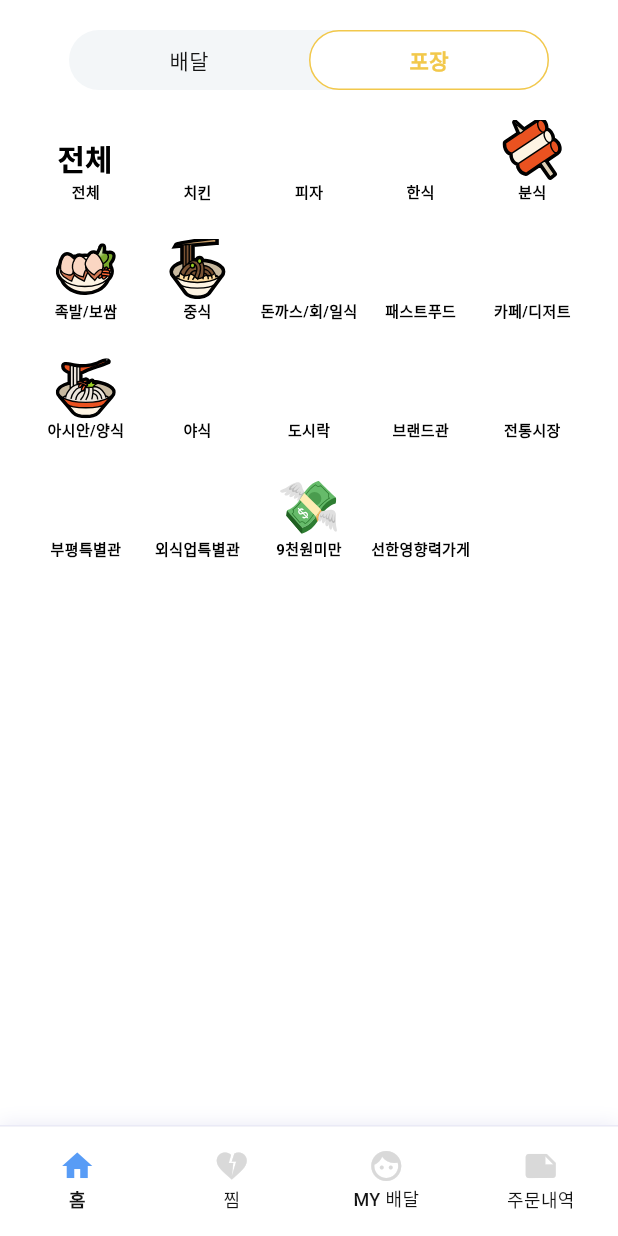
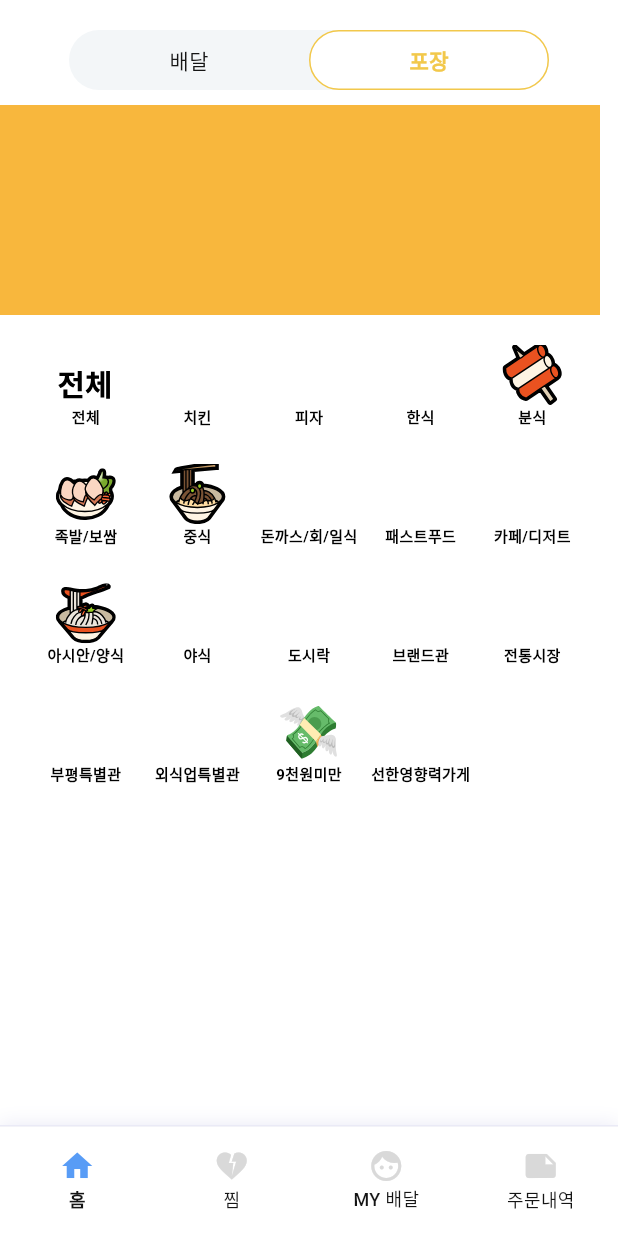
Before and after one commit to FarmSystem3th/T08_Client, a Flutter app: the screen it shows after launch, on a phone screen of 412 x 824 dp. Run offline on Flutter 3.47's test engine with Material 3 defaults, Android fonts, the phone set to English and light mode, and no system bars; our stand-ins replace cached_network_image, extended_nested_scroll_view, flutter_native_splash, flutter_svg, get, get_storage and 3 more; Roboto replaces fonts that are missing (SUIT); project files that could hold a hidden picture were left out.

Commit message:
✨ feat/#4: add home top banner
- add home top banner view css
- add banner slide animation
- add hometopbanner viewmodel and dummy data
- move padding of home screen to food category list view

Signed-off-by: EunJiJung <bianbbc87@gmail.com>

```diff
--- a/lib/app/config/app_pages.dart
+++ b/lib/app/config/app_pages.dart
@@ -1,4 +1,5 @@
 import 'package:farm04_modeul/presentation/view/home/home_screen.dart';
+import 'package:farm04_modeul/presentation/view_model/home/header/home_header_binding.dart';
 import 'package:farm04_modeul/presentation/view_model/home/home_binding.dart';
 import 'package:get/get.dart';
 import 'package:farm04_modeul/app/config/app_routes.dart';
@@ -14,6 +15,7 @@ abstract class AppPages {
       bindings: [
         RootBinding(),
         HomeBinding(),
+        HomeHeaderBinding(),
         DeliveryeumBinding(),
       ],
     ),
--- a/lib/presentation/view/home/widget/food_category/home_food_category_list_view.dart
+++ b/lib/presentation/view/home/widget/food_category/home_food_category_list_view.dart
@@ -16,7 +16,7 @@ class HomeFoodCategoryListView extends BaseWidget<HomeViewModel>{
           List<HomeFoodCategoryItemState> items = viewModel.homeFoodCategoryOverviewList;
 
           return GridView.builder(
-              padding: EdgeInsets.symmetric(horizontal: 0),
+              padding: EdgeInsets.symmetric(horizontal: 20),
               gridDelegate: SliverGridDelegateWithFixedCrossAxisCount(
                   crossAxisCount: 5, mainAxisSpacing: 5),
               itemCount: items.length,
--- /dev/null
+++ b/lib/presentation/view/home/widget/header/component/top_banner_view.dart
@@ -0,0 +1,21 @@
+import 'package:farm04_modeul/presentation/view_model/home/header/home_header_view_model.dart';
+import 'package:flutter/material.dart';
+
+class TopBannerView extends StatelessWidget {
+  final HomeTopBannerItemState item;
+
+  const TopBannerView({super.key, required this.item});
+
+  @override
+  Widget build(BuildContext context) {
+    return Container(
+      alignment: Alignment.center,
+      decoration: BoxDecoration(
+        image: DecorationImage(
+          image: AssetImage(item.assetsPath), // 이미지 경로를 지정하세요
+          fit: BoxFit.cover, // 이미지가 컨테이너에 꽉 차도록 설정
+        ),
+      ),
+    );
+  }
+}
```
Also changed, not shown: lib/presentation/view/home/home_screen.dart (+5 -5 lines), lib/presentation/view/home/widget/header/home_top_banner_view.dart (+42 -0 lines), lib/presentation/view_model/home/header/home_header_binding.dart (added, +11 -0 lines), lib/presentation/view_model/home/header/home_header_view_model.dart (added, +101 -0 lines), assets/images/home_list_banner_image1.png (added), assets/images/home_list_banner_image2.png (added), assets/images/home_list_banner_image3.png (added), assets/images/home_list_chicken_image.png (added).
